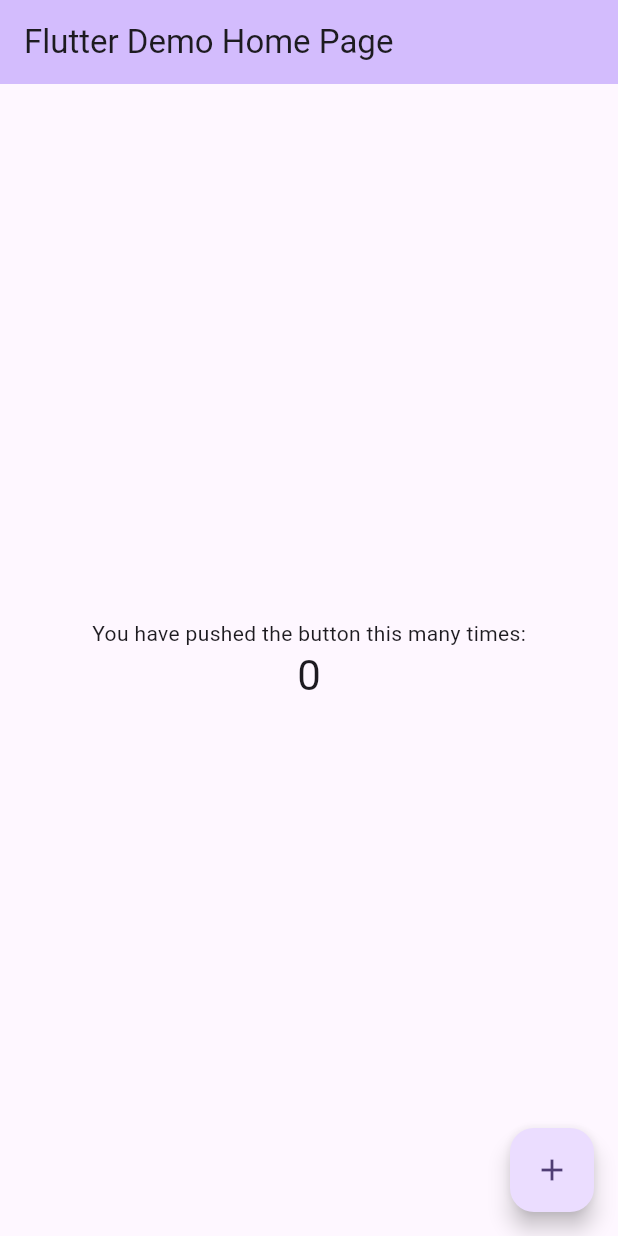
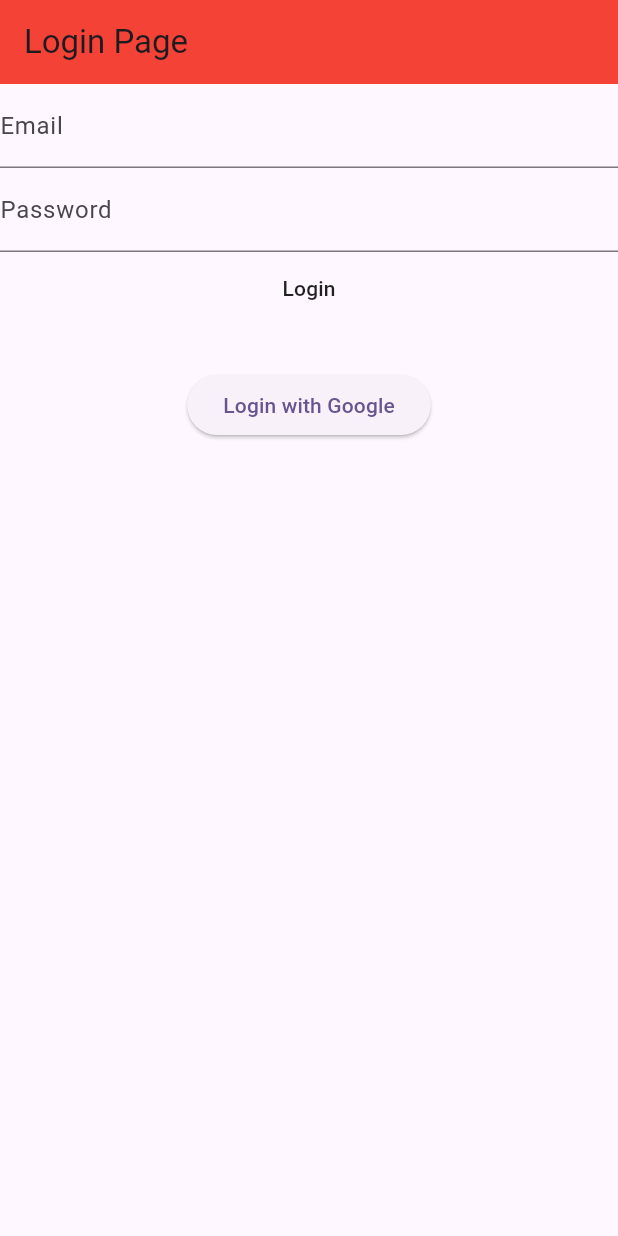
Before and after one commit to mukulboro/AqAI, a Flutter app: the screen it shows after launch, on a phone screen of 412 x 824 dp. Run offline on Flutter 3.47's test engine with Material 3 defaults, Android fonts, the phone set to English and light mode, and no system bars; our stand-ins replace shared_preferences.

Commit message:
feat: implemented basic login and registration on mobile app

```diff
--- /dev/null
+++ b/aqi_app/lib/constants/urls.dart
@@ -0,0 +1,5 @@
+String kMAIN_API_URL = "http://192.168.18.135:8000/api";
+String kREGISTER_MANUAL_URL = "${kMAIN_API_URL}/register/";
+String kREGISTER_GOOGLE_URL = "${kMAIN_API_URL}/register_google/";
+String kLOGIN_MANUAL_URL = "${kMAIN_API_URL}/login/";
+String kLOGIN_GOOGLE_URL = "${kMAIN_API_URL}/login_google/";
--- a/aqi_app/lib/main.dart
+++ b/aqi_app/lib/main.dart
@@ -1,4 +1,6 @@
 import 'package:flutter/material.dart';
+import './screens/LoginScreen.dart';
+import './screens//RegisterScreen.dart';
 
 void main() {
   runApp(const MyApp());
@@ -11,112 +13,11 @@ class MyApp extends StatelessWidget {
   @override
   Widget build(BuildContext context) {
     return MaterialApp(
-      title: 'Flutter Demo',
+      title: 'AqAI Public App',
       theme: ThemeData(
-        // This is the theme of your application.
-        //
-        // TRY THIS: Try running your application with "flutter run". You'll see
-        // the application has a purple toolbar. Then, without quitting the app,
-        // try changing the seedColor in the colorScheme below to Colors.green
-        // and then invoke "hot reload" (save your changes or press the "hot
-        // reload" button in a Flutter-supported IDE, or press "r" if you used
-        // the command line to start the app).
-        //
-        // Notice that the counter didn't reset back to zero; the application
-        // state is not lost during the reload. To reset the state, use hot
-        // restart instead.
-        //
-        // This works for code too, not just values: Most code changes can be
-        // tested with just a hot reload.
         colorScheme: ColorScheme.fromSeed(seedColor: Colors.deepPurple),
       ),
-      home: const MyHomePage(title: 'Flutter Demo Home Page'),
+      home: const LoginScreen(),
     );
   }
 }
-
-class MyHomePage extends StatefulWidget {
-  const MyHomePage({super.key, required this.title});
-
-  // This widget is the home page of your application. It is stateful, meaning
-  // that it has a State object (defined below) that contains fields that affect
-  // how it looks.
-
-  // This class is the configuration for the state. It holds the values (in this
-  // case the title) provided by the parent (in this case the App widget) and
-  // used by the build method of the State. Fields in a Widget subclass are
-  // always marked "final".
-
-  final String title;
-
-  @override
-  State<MyHomePage> createState() => _MyHomePageState();
-}
-
-class _MyHomePageState extends State<MyHomePage> {
-  int _counter = 0;
-
-  void _incrementCounter() {
-    setState(() {
-      // This call to setState tells the Flutter framework that something has
-      // changed in this State, which causes it to rerun the build method below
-      // so that the display can reflect the updated values. If we changed
-      // _counter without calling setState(), then the build method would not be
-      // called again, and so nothing would appear to happen.
-      _counter++;
-    });
-  }
-
-  @override
-  Widget build(BuildContext context) {
-    // This method is rerun every time setState is called, for instance as done
-    // by the _incrementCounter method above.
-    //
-    // The Flutter framework has been optimized to make rerunning build methods
-    // fast, so that you can just rebuild anything that needs updating rather
-    // than having to individually change instances of widgets.
-    return Scaffold(
-      appBar: AppBar(
-        // TRY THIS: Try changing the color here to a specific color (to
-        // Colors.amber, perhaps?) and trigger a hot reload to see the AppBar
-        // change color while the other colors stay the same.
-        backgroundColor: Theme.of(context).colorScheme.inversePrimary,
-        // Here we take the value from the MyHomePage object that was created by
-        // the App.build method, and use it to set our appbar title.
-        title: Text(widget.title),
-      ),
-      body: Center(
-        // Center is a layout widget. It takes a single child and positions it
-        // in the middle of the parent.
-        child: Column(
-          // Column is also a layout widget. It takes a list of children and
-          // arranges them vertically. By default, it sizes itself to fit its
-          // children horizontally, and tries to be as tall as its parent.
-          //
-          // Column has various properties to control how it sizes itself and
-          // how it positions its children. Here we use mainAxisAlignment to
-          // center the children vertically; the main axis here is the vertical
-          // axis because Columns are vertical (the cross axis would be
-          // horizontal).
-          //
-          // TRY THIS: Invoke "debug painting" (choose the "Toggle Debug Paint"
-          // action in the IDE, or press "p" in the console), to see the
-          // wireframe for each widget.
-          mainAxisAlignment: MainAxisAlignment.center,
-          children: <Widget>[
-            const Text('You have pushed the button this many times:'),
-            Text(
-              '$_counter',
-              style: Theme.of(context).textTheme.headlineMedium,
-            ),
-          ],
-        ),
-      ),
-      floatingActionButton: FloatingActionButton(
-        onPressed: _incrementCounter,
-        tooltip: 'Increment',
-        child: const Icon(Icons.add),
-      ), // This trailing comma makes auto-formatting nicer for build methods.
-    );
-  }
-}
--- /dev/null
+++ b/aqi_app/lib/screens/LoginScreen.dart
@@ -0,0 +1,101 @@
+import 'dart:convert';
+import 'package:shared_preferences/shared_preferences.dart';
+import 'package:flutter/material.dart';
+import 'package:http/http.dart' as http;
+import "package:aqi_app/constants/urls.dart" as urls;
+
+class LoginScreen extends StatefulWidget {
+  const LoginScreen({super.key});
+
+  @override
+  State<LoginScreen> createState() => _LoginScreenState();
+}
+
+class _LoginScreenState extends State<LoginScreen> {
+  final _formKey = GlobalKey<FormState>();
+  final _emailController = TextEditingController();
+  final _passwordController = TextEditingController();
+  final emailRegex = RegExp(r'^[\w-\.]+@([\w-]+\.)+[\w-]{2,4}$');
+
+  Future<void> _submitForm({required email, required password}) async {
+    final apiUri = Uri.parse(urls.kLOGIN_MANUAL_URL);
+    try {
+      final response = await http.post(
+        apiUri,
+        headers: {'Content-Type': 'application/json'},
+        body: jsonEncode({"email": email, "password": password}),
+      );
+      if (response.statusCode == 200 || response.statusCode == 201) {
+        // Success response
+        final tokens = jsonDecode(response.body);
+        final accessToken = tokens["access_token"];
+        final refreshToken = tokens["refresh_token"];
+        SharedPreferences prefs = await SharedPreferences.getInstance();
+        await prefs.setString("accessToken", accessToken);
+        await prefs.setString("refreshToken", refreshToken);
+
+      } else {
+        // Some error
+        final error = jsonDecode(response.body);
+        print(error);
+      }
+    } catch (e) {
+      print("Error: ${e}");
+    }
+  }
+
+  @override
+  Widget build(BuildContext context) {
+    return Scaffold(
+      appBar: AppBar(title: Text("Login Page"), backgroundColor: Colors.red),
+      body: Center(
+        child: Form(
+          key: _formKey,
+          child: Column(
+            children: [
+              TextFormField(
+                controller: _emailController,
+                decoration: InputDecoration(labelText: "Email"),
+                validator: (value) {
+                  if (value == null || value.isEmpty) {
+                    return 'Please enter the email';
+                  }
+                  if (!emailRegex.hasMatch(value)) {
+                    return 'Please enter a valid email address';
+                  }
+                },
+              ),
+              TextFormField(
+                controller: _passwordController,
+                obscureText: true,
+                decoration: InputDecoration(labelText: "Password"),
+                validator: (value) {
+                  if (value == null || value.isEmpty) {
+                    return 'Please enter the password';
+                  }
+                  return null;
+                },
+              ),
+              MaterialButton(
+                onPressed: () async {
+                  if (_formKey.currentState!.validate()) {
+                    await _submitForm(
+                      email: _emailController.text,
+                      password: _passwordController.text,
+                    );
+                  }
+                },
+                child: Text("Login"),
+              ),
+              SizedBox(height: 30),
+              ElevatedButton(
+                onPressed: () {},
+                child: Text("Login with Google"),
+              ),
+            ],
+          ),
+        ),
+      ),
+    );
+  }
+}
--- a/aqi_app/pubspec.yaml
+++ b/aqi_app/pubspec.yaml
@@ -34,6 +34,8 @@ dependencies:
   # The following adds the Cupertino Icons font to your application.
   # Use with the CupertinoIcons class for iOS style icons.
   cupertino_icons: ^1.0.8
+  http: ^1.4.0
+  shared_preferences: ^2.5.3
 
 dev_dependencies:
   flutter_test:
```
Also changed, not shown: aqi_app/lib/screens/RegisterScreen.dart (added, +159 -0 lines), aqi_app/pubspec.lock, 2 other files.
